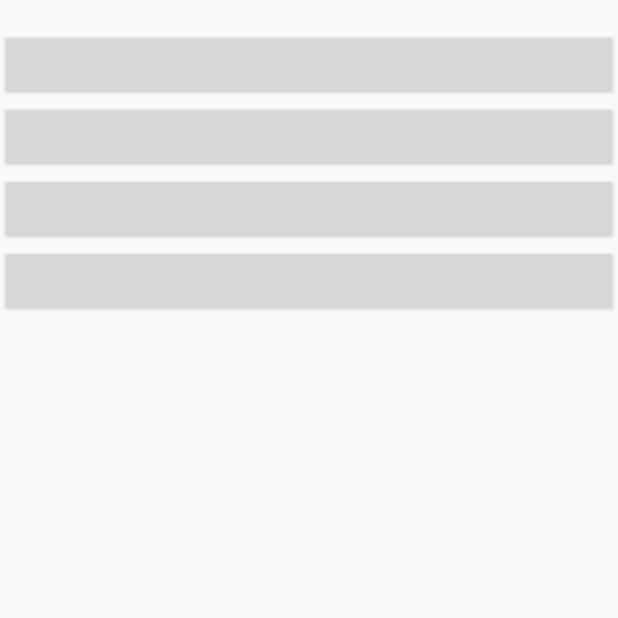
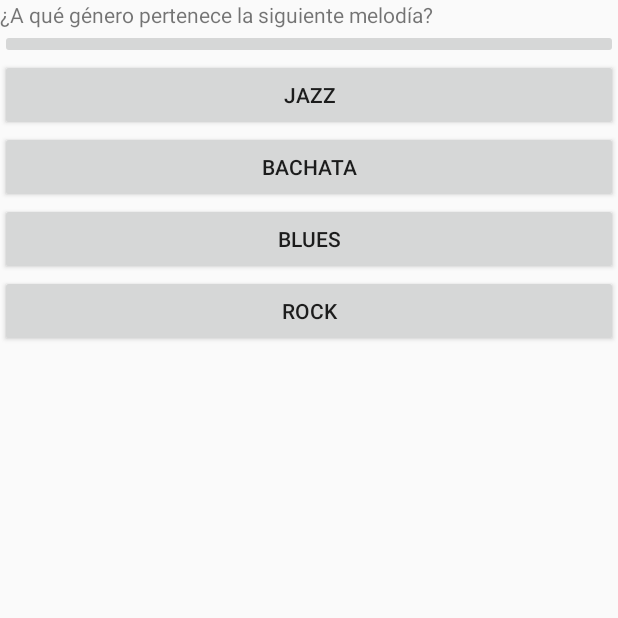
Before and after one commit to grivasgervilla/Quizapp, an Android app: the screen it shows after launch (Game), after a tap on "JUGAR", on a phone screen of 412 x 824 dp, the top half of it. Run offline under Robolectric (Android 15) with nearby library versions, the phone set to English and light mode, and no system bars.

Commit message:
Game mechanics and save scores. Closes #3, closes #6 and closes #7.

```diff
--- a/app/src/main/AndroidManifest.xml
+++ b/app/src/main/AndroidManifest.xml
@@ -20,9 +20,8 @@
 
         <activity android:name=".GameCatalog" />
         <activity android:name=".Game" />
-
-
-
+        <activity android:name=".Results" />
+        <activity android:name=".Scores" />
     </application>
 
 </manifest>
--- a/app/src/main/java/com/griger/quizapp/DBHelper.java
+++ b/app/src/main/java/com/griger/quizapp/DBHelper.java
@@ -7,6 +7,7 @@ import android.database.sqlite.SQLiteDatabase;
 import android.database.sqlite.SQLiteOpenHelper;
 import android.text.style.SubscriptSpan;
 
+import java.util.ArrayList;
 import java.util.Scanner;
 
 /**
@@ -56,21 +57,6 @@ public class DBHelper extends SQLiteOpenHelper {
         this.db.close();
     }
 
-    public void list(){
-        System.out.println("DEBUG: Obteniendo todas las columnas de la DB.");
-        Cursor c = this.db.rawQuery("SELECT * FROM preguntas", null);
-        System.out.println("DEBUG: Veamos los nombres de las columnas:");
-        String[] nombres = c.getColumnNames();
-
-        for (String n : nombres){
-            System.out.println(n);
-        }
-
-        System.out.println("El número de filas que hayyaya:" + c.getCount());
-        c.moveToFirst();
-        System.out.println(c.getString(c.getColumnIndex("question")));
-    }
-
     public void addQuestions() {
         this.db.execSQL("DELETE FROM " + DB_NAME + ";");
 
@@ -94,5 +80,53 @@ public class DBHelper extends SQLiteOpenHelper {
         }
     }
 
+    public ArrayList<Question> getQuestions() {
+        ArrayList<Question> questions = new ArrayList<>();
+        Cursor c = this.db.rawQuery("SELECT * FROM preguntas", null);
+
+        String question, correctAnswer, wrongAnswer1, wrongAnswer2, wrongAnswer3, typeString, res, resType;
+        QuestionType type;
+
+        while (c.moveToNext()){
+            question = c.getString(c.getColumnIndex("question"));
+            correctAnswer = c.getString(c.getColumnIndex("correctAnswer"));
+            wrongAnswer1 = c.getString(c.getColumnIndex("wrongAnswer1"));
+            wrongAnswer2 = c.getString(c.getColumnIndex("wrongAnswer2"));
+            wrongAnswer3 = c.getString(c.getColumnIndex("wrongAnswer3"));
+            typeString = c.getString(c.getColumnIndex("type"));
+            res = c.getString(c.getColumnIndex("res"));
+            resType = c.getString(c.getColumnIndex("resType"));
+
+            switch (typeString){
+                case "G":
+                    type = QuestionType.GENRES;
+                    break;
+                case "C":
+                    type = QuestionType.COMPOSERS;
+                    break;
+                case "I":
+                    type = QuestionType.INSTUMENTS;
+                    break;
+                case "H":
+                    type = QuestionType.HISTORY;
+                    break;
+                default:
+                    type = QuestionType.BASIC;
+                    break;
+            }
+
+            if (resType.equals("N"))
+                questions.add(new Question(question, correctAnswer, wrongAnswer1, wrongAnswer2, wrongAnswer3, type));
+            else if (resType.equals("I"))
+                questions.add(new Question(question, correctAnswer, wrongAnswer1, wrongAnswer2, wrongAnswer3, type, res, ResourceType.IMAGE));
+            else if (resType.equals("S"))
+                questions.add(new Question(question, correctAnswer, wrongAnswer1, wrongAnswer2, wrongAnswer3, type, res, ResourceType.SOUND));
+
+        }
+
+        return questions;
+    }
+
+
 
 }
--- a/app/src/main/java/com/griger/quizapp/Game.java
+++ b/app/src/main/java/com/griger/quizapp/Game.java
@@ -1,18 +1,179 @@
 package com.griger.quizapp;
 
 import android.app.Activity;
+import android.app.AlertDialog;
+import android.app.Dialog;
+import android.content.DialogInterface;
+import android.content.Intent;
+import android.media.MediaPlayer;
 import android.os.Bundle;
 import android.view.View;
+import android.widget.Button;
+import android.widget.ImageButton;
+import android.widget.ImageView;
+import android.widget.TextView;
+import android.widget.Toast;
+
+import java.io.IOException;
+import java.util.ArrayList;
+import java.util.Collections;
+import java.util.ListIterator;
+import java.util.Vector;
 
 public class Game extends Activity implements View.OnClickListener {
+    //Interface elements
+    private TextView textView;
+    private ArrayList<Button> buttons = new ArrayList<>();
+    private ImageButton soundBtt;
+    private ImageView imageView;
+
+    //Auz
+    private Question currentQuestion;
+    private ListIterator<Question> it;
+    private Toast correctAnswerToast;
+    private MediaPlayer rightMp, wrongMp, soundPlayer;
+    private Dialog wrongDialog;
+    private int score = 0;
+    private ArrayList<String> answers = new ArrayList<>();
+    private ArrayList<Boolean> gotRight = new ArrayList<>();
+
+
     @Override
     protected void onCreate(Bundle savedInstanceState) {
         super.onCreate(savedInstanceState);
         setContentView(R.layout.question);
+
+        textView = (TextView) findViewById(R.id.questionTv);
+
+        buttons.add((Button) findViewById(R.id.answer1Btt));
+        buttons.add((Button) findViewById(R.id.answer2Btt));
+        buttons.add((Button) findViewById(R.id.answer3Btt));
+        buttons.add((Button) findViewById(R.id.answer4Btt));
+
+        soundBtt = (ImageButton) findViewById(R.id.soundBtt);
+        imageView = (ImageView) findViewById(R.id.imageIv);
+
+        Collections.shuffle(MainActivity.questions);
+        it = MainActivity.questions.listIterator();
+
+        loadNextQuestion();
+
+        for (Button b : buttons)
+            b.setOnClickListener(this);
+
+        soundBtt.setOnClickListener(this);
+
+        correctAnswerToast = Toast.makeText(this, R.string.correctAnswer, Toast.LENGTH_SHORT);
+
+        rightMp = MediaPlayer.create(this, R.raw.right);
+        wrongMp = MediaPlayer.create(this, R.raw.wrong);
+
+        wrongDialog = new AlertDialog.Builder(this)
+                .setTitle(R.string.wrongAnswer)
+                .setPositiveButton(R.string.next,
+                        new DialogInterface.OnClickListener() {
+                            public void onClick(DialogInterface dialog, int whichButton) {
+                                loadNextQuestion();
+                            }
+                        })
+                .setNegativeButton(R.string.exit,
+                        new DialogInterface.OnClickListener() {
+                            public void onClick(DialogInterface dialog, int whichButton) {
+                                //almacenar nueva puntuacion TODO
+                                correctAnswerToast.setText("La respeusta correcta era: " + currentQuestion.getCorrectAnswer());
+                                correctAnswerToast.show();
+                                finish();
+                            }
+                        })
+                .create();
+
+        wrongDialog.setCanceledOnTouchOutside(false);
+    }
+
+    private void uploadQuestionInformation (Question q){
+        soundBtt.setVisibility(View.GONE);
+        imageView.setVisibility(View.GONE);
+
+        Collections.shuffle(buttons);
+
+        textView.setText(q.getQuestion());
+        buttons.get(0).setText(q.getCorrectAnswer());
+        buttons.get(1).setText(q.getWrongAnswer1());
+        buttons.get(2).setText(q.getWrongAnswer2());
+        buttons.get(3).setText(q.getWrongAnswer3());
+
+        if (q.getResType() == ResourceType.EMPTY){
+
+        }
+        else if (q.getResType() == ResourceType.IMAGE){
+            imageView.setVisibility(View.VISIBLE);
+            imageView.setImageResource(this.getResources().getIdentifier(q.getRes(), "drawable", this.getPackageName()));
+        }
+        else {
+            soundBtt.setVisibility(View.VISIBLE);
+            soundPlayer = MediaPlayer.create(this, this.getResources().getIdentifier(q.getRes(), "raw", this.getPackageName()));
+        }
+    }
+
+    private void loadNextQuestion() {
+        if (it.hasNext()){
+            currentQuestion = it.next();
+            uploadQuestionInformation(currentQuestion);
+        }
+        else{
+            Intent intent = new Intent(this, Results.class);
+            intent.putExtra("SCORE", score);
+            intent.putExtra("ANSWERS", answers);
+            intent.putExtra("GOT_RIGHT", gotRight);
+            Scores.addScore(score);
+            finish();
+            startActivity(intent);
+        }
     }
 
     @Override
     public void onClick(View view) {
+        if (view.getId() == buttons.get(0).getId()){
+            if (soundPlayer != null)
+                stopSound();
+            rightMp.start();
 
+            answers.add(currentQuestion.getCorrectAnswer());
+            gotRight.add(true);
+            score++;
+
+            loadNextQuestion();
+
+            correctAnswerToast.show();
+        }
+        else if (view.getId() == buttons.get(1).getId() || view.getId() == buttons.get(2).getId() || view.getId() == buttons.get(3).getId()){
+            if (soundPlayer != null)
+                stopSound();
+            wrongMp.start();
+
+            answers.add(currentQuestion.getCorrectAnswer());
+            gotRight.add(false);
+
+            wrongDialog.show();
+        }
+        else if (view.getId() == soundBtt.getId()){
+            soundPlayer.start();
+        }
+    }
+
+    private void stopSound(){
+        soundPlayer.stop();
+        try {
+            soundPlayer.prepare();
+        } catch (IOException e) {
+            e.printStackTrace();
+        }
+    }
+
+    @Override
+    protected void onDestroy() {
+        super.onDestroy();
+        rightMp.release();
+        wrongMp.release();
     }
 }
--- a/app/src/main/java/com/griger/quizapp/GameCatalog.java
+++ b/app/src/main/java/com/griger/quizapp/GameCatalog.java
@@ -19,8 +19,6 @@ public class GameCatalog extends Activity implements View.OnClickListener {
 
     @Override
     protected void onCreate(Bundle savedInstanceState) {
-        System.out.println("El numero:" + MainActivity.numero);
-        MainActivity.numero = 41192;
         super.onCreate(savedInstanceState);
         setContentView(R.layout.game_catalog);
 
--- a/app/src/main/java/com/griger/quizapp/MainActivity.java
+++ b/app/src/main/java/com/griger/quizapp/MainActivity.java
@@ -5,21 +5,20 @@ import android.support.v7.app.AppCompatActivity;
 import android.os.Bundle;
 import android.view.View;
 
+import java.util.ArrayList;
+
 public class MainActivity extends AppCompatActivity {
-    public static int numero;
+    public static ArrayList<Question> questions;
     private DBHelper dbHelper;
 
     @Override
     protected void onCreate(Bundle savedInstanceState) {
-        System.out.println("SE LLAMA AL ONCREATE OIGA.");
-        numero = 5;
         super.onCreate(savedInstanceState);
         setContentView(R.layout.activity_main);
 
-        System.out.println("DEBUG: Creando DBHelper.");
         dbHelper = new DBHelper(this);
         dbHelper.addQuestions();
-        dbHelper.list();
+        questions = dbHelper.getQuestions();
     }
 
     public void goToCatalog(View view) {
@@ -31,4 +30,9 @@ public class MainActivity extends AppCompatActivity {
         Intent intent = new Intent(this, Game.class);
         startActivity(intent);
     }
+
+    public void viewScores(View view) {
+        Intent intent = new Intent(this, Scores.class);
+        startActivity(intent);
+    }
 }
--- a/app/src/main/res/layout/activity_main.xml
+++ b/app/src/main/res/layout/activity_main.xml
@@ -23,7 +23,8 @@
         android:layout_centerInParent="true"
         android:layout_width="match_parent"
         android:layout_height="wrap_content"
-        android:text="@string/results"/>
+        android:text="@string/results"
+        android:onClick="viewScores"/>
 
     <Button
         android:id="@+id/otherBtt"
--- a/app/src/main/res/layout/question.xml
+++ b/app/src/main/res/layout/question.xml
@@ -6,12 +6,25 @@
     <TextView
         android:id="@+id/questionTv"
         android:layout_width="match_parent"
-        android:layout_height="wrap_content" />
+        android:layout_height="wrap_content"/>
+    <ImageView
+        android:id="@+id/imageIv"
+        android:layout_width="wrap_content"
+        android:layout_height="wrap_content"
+        android:layout_below="@+id/questionTv"
+        android:layout_centerInParent="true"
+        android:visibility="gone"/>
+    <ImageButton
+        android:id="@+id/soundBtt"
+        android:layout_width="match_parent"
+        android:layout_height="wrap_content"
+        android:layout_below="@+id/imageIv"
+        android:visibility="gone"/>
     <Button
         android:id="@+id/answer1Btt"
         android:layout_width="match_parent"
         android:layout_height="wrap_content"
-        android:layout_below="@+id/questionTv"/>
+        android:layout_below="@+id/soundBtt" />
     <Button
         android:id="@+id/answer2Btt"
         android:layout_width="match_parent"
@@ -26,18 +39,7 @@
         android:id="@+id/answer4Btt"
         android:layout_width="match_parent"
         android:layout_height="wrap_content"
-        android:layout_below="@+id/answer3Btt"/>
-    <ImageView
-        android:id="@+id/imageIv"
-        android:layout_width="wrap_content"
-        android:layout_height="wrap_content"
-        android:layout_below="@+id/answer4Btt"
-        android:visibility="gone"/>
-    <ImageButton
-        android:id="@+id/soundBtt"
-        android:layout_width="match_parent"
-        android:layout_height="wrap_content"
-        android:layout_below="@+id/answer4Btt"
-        android:visibility="gone"/>
+        android:layout_below="@id/answer3Btt"/>
+
 
 </RelativeLayout>
--- a/app/src/main/res/raw/questions.csv
+++ b/app/src/main/res/raw/questions.csv
@@ -1,4 +1,6 @@
 question|correctAnswer|wrongAnswer1|wrongAnswer2|wrongAnswer3|type|res|resType|
 ¿A qué familia pertenece el triángulo?|Percusión|Viento Madera|Viento Metal|Cuerda|I|
 ¿A qué familia pertenece el piano?|Cuerda|Viento Madera|Percusión|Viento Metal|I|
+¿Qués instrumento ves en la siguiente fotografía?|Maracas|Claves|Pandereta|Flauta|I|maracas|I|
 ¿Quién compuso Las cuatro estaciones?|Vivaldi|Mozart|Beethoven|Bach|C|
+¿A qué género pertenece la siguiente melodía?|Jazz|Blues|Rock|Bachata|G|jazz|S|
--- a/app/src/main/res/values/strings.xml
+++ b/app/src/main/res/values/strings.xml
@@ -8,4 +8,10 @@
 
     <!-- Game catalog string -->
     <string name="game1">Disney</string>
+
+    <!-- Game strings -->
+    <string name="correctAnswer">¡Correcto!</string>
+    <string name="next">Continuar</string>
+    <string name="wrongAnswer">No es correcto</string>
+    <string name="exit">Salir</string>
 </resources>
```
Also changed, not shown: app/src/main/java/com/griger/quizapp/Question.java (+18 -0 lines), app/src/main/java/com/griger/quizapp/Results.java (added, +53 -0 lines), app/src/main/java/com/griger/quizapp/Scores.java (added, +33 -0 lines), app/src/main/res/layout/results.xml (added, +19 -0 lines), app/src/main/res/layout/scores.xml (added, +17 -0 lines), app/src/main/res/drawable/maracas.jpg (added), app/src/main/res/raw/database.sqlite, 4 other files.
